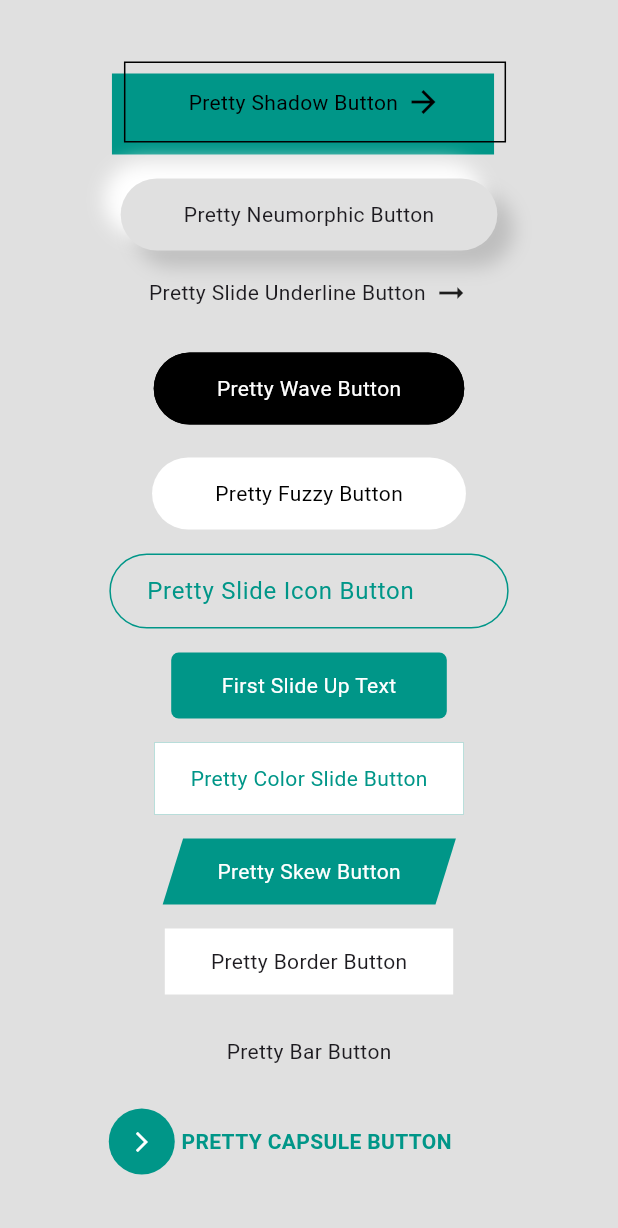
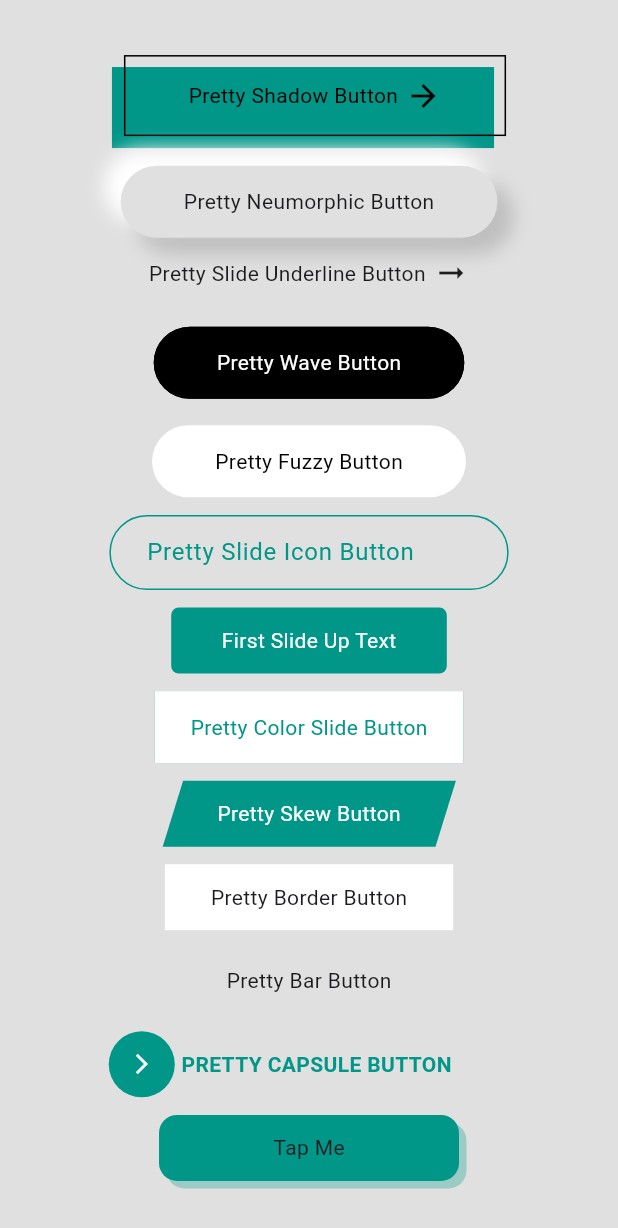
Before and after one commit to YeLwinOo-Steve/pretty_animated_buttons, a Flutter app: the screen it shows after launch, on a phone screen of 412 x 824 dp. Shown: the top 1228 px of the screen. Run offline on Flutter 3.47's test engine with Material 3 defaults, Android fonts, the phone set to English and light mode, and no system bars; our stand-ins replace flutter_inset_box_shadow.

Commit message:
✨ Added: Three d button

```diff
--- a/example/lib/main.dart
+++ b/example/lib/main.dart
@@ -79,11 +79,11 @@ class _PrettyButtonsExampleState extends State<PrettyButtonsExample> {
                 label: 'Pretty Slide Icon Button',
                 slidePosition: SlidePosition.right,
                 labelStyle: Theme.of(context).textTheme.bodyLarge!,
-                onPressed:(){},
+                onPressed: () {},
               ),
               PrettySlideUpButton(
                 bgColor: btnColor,
-                onPressed:(){},
+                onPressed: () {},
                 firstChild: const Text(
                   'First Slide Up Text',
                   style: TextStyle(
@@ -99,18 +99,18 @@ class _PrettyButtonsExampleState extends State<PrettyButtonsExample> {
               ),
               PrettyColorSlideButton(
                 label: 'Pretty Color Slide Button',
-                onPressed:(){},
+                onPressed: () {},
                 bgColor: btnColor,
                 position: SlidePosition.bottom,
               ),
               PrettySkewButton(
                 label: 'Pretty Skew Button',
                 firstBgColor: btnColor,
-                onPressed:(){},
+                onPressed: () {},
               ),
               PrettyBorderButton(
                 label: 'Pretty Border Button',
-                onPressed:(){},
+                onPressed: () {},
               ),
               PrettyBarButton(
                 onPressed: () {},
@@ -122,7 +122,11 @@ class _PrettyButtonsExampleState extends State<PrettyButtonsExample> {
                   fontWeight: FontWeight.w700,
                 ),
                 bgColor: btnColor,
-                onPressed:(){},
+                onPressed: () {},
+              ),
+              PrettyThreeDButton(
+                label: 'Pretty Three D Button',
+                color: btnColor,
               ),
             ],
           ),
--- a/lib/pretty_animated_buttons.dart
+++ b/lib/pretty_animated_buttons.dart
@@ -12,6 +12,7 @@ export './widgets/pretty_skew_button.dart';
 export './widgets/pretty_border_button.dart';
 export './widgets/pretty_bar_button.dart';
 export './widgets/pretty_capsule_button.dart';
+export './widgets/pretty_three_d_button.dart';
 
 // enumerations
 export './enums/slide_positions.dart';
--- /dev/null
+++ b/lib/widgets/pretty_three_d_button.dart
@@ -0,0 +1,67 @@
+import 'package:flutter/material.dart';
+
+class PrettyThreeDButton extends StatefulWidget {
+  const PrettyThreeDButton({
+    super.key,
+    required this.label,
+    required this.color,
+    this.shadowColor,
+    this.dimensions,
+  });
+  final String label;
+  final ({double width, double height})? dimensions;
+  final Color color;
+  final Color? shadowColor;
+
+  @override
+  State<PrettyThreeDButton> createState() => _PrettyThreeDButtonState();
+}
+
+class _PrettyThreeDButtonState extends State<PrettyThreeDButton> {
+  bool _isTapped = false;
+  final tapElevationDuration = const Duration(milliseconds: 200);
+
+  void _disableButtonTap() {
+    Future.delayed(tapElevationDuration, () {
+      setState(() => _isTapped = false);
+    });
+  }
+
+  @override
+  Widget build(BuildContext context) {
+    return GestureDetector(
+      onTapDown: (_) {
+        setState(() => _isTapped = true);
+        Future.delayed(
+          tapElevationDuration,
+          () {},
+        );
+      },
+      onTapUp: (_) => _disableButtonTap(),
+      onTapCancel: _disableButtonTap,
+      child: AnimatedContainer(
+        duration: tapElevationDuration,
+        curve: Curves.bounceInOut,
+        // height: 120,
+        width: 200,
+        padding: const EdgeInsets.symmetric(vertical: 12),
+        transform: _isTapped
+            ? Matrix4.translationValues(0, 5, 0)
+            : Matrix4.translationValues(0, 0, 0),
+        decoration: BoxDecoration(
+          color: widget.color,
+          borderRadius: BorderRadius.circular(12),
+          boxShadow: [
+            BoxShadow(
+              color: widget.shadowColor ?? widget.color.withOpacity(0.3),
+              offset: _isTapped ? const Offset(0, 0) : const Offset(5, 5),
+            ),
+          ],
+        ),
+        child: const Center(
+          child: Text('Tap Me'),
+        ),
+      ),
+    );
+  }
+}
```
Also changed, not shown: example/pubspec.lock.
